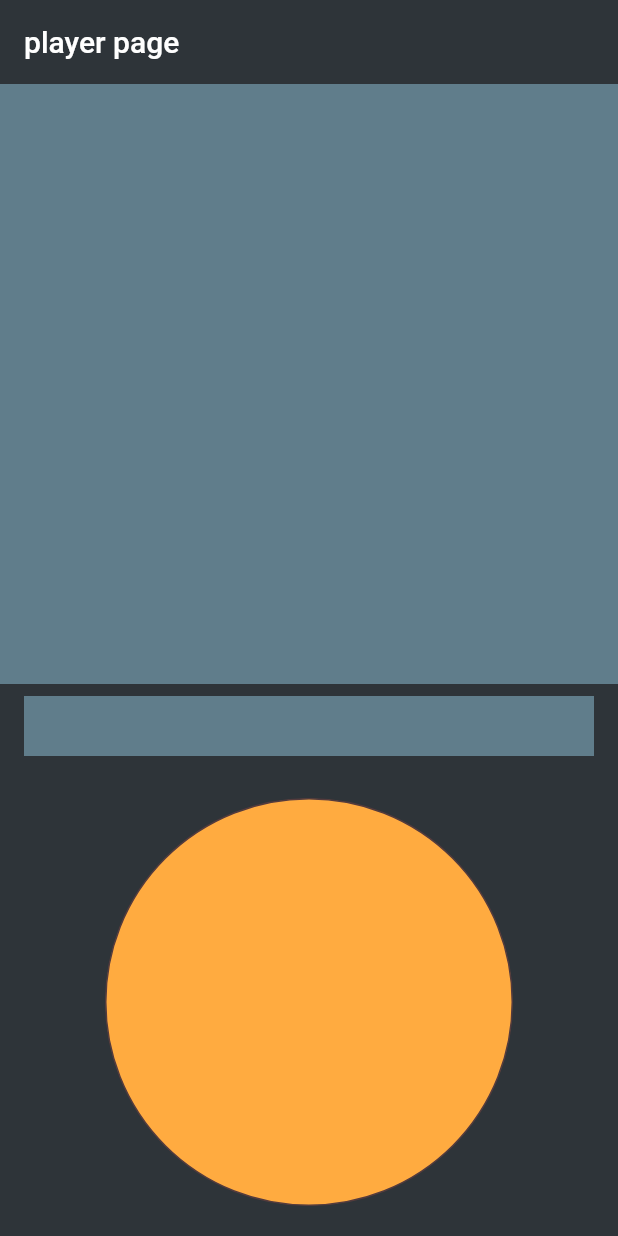
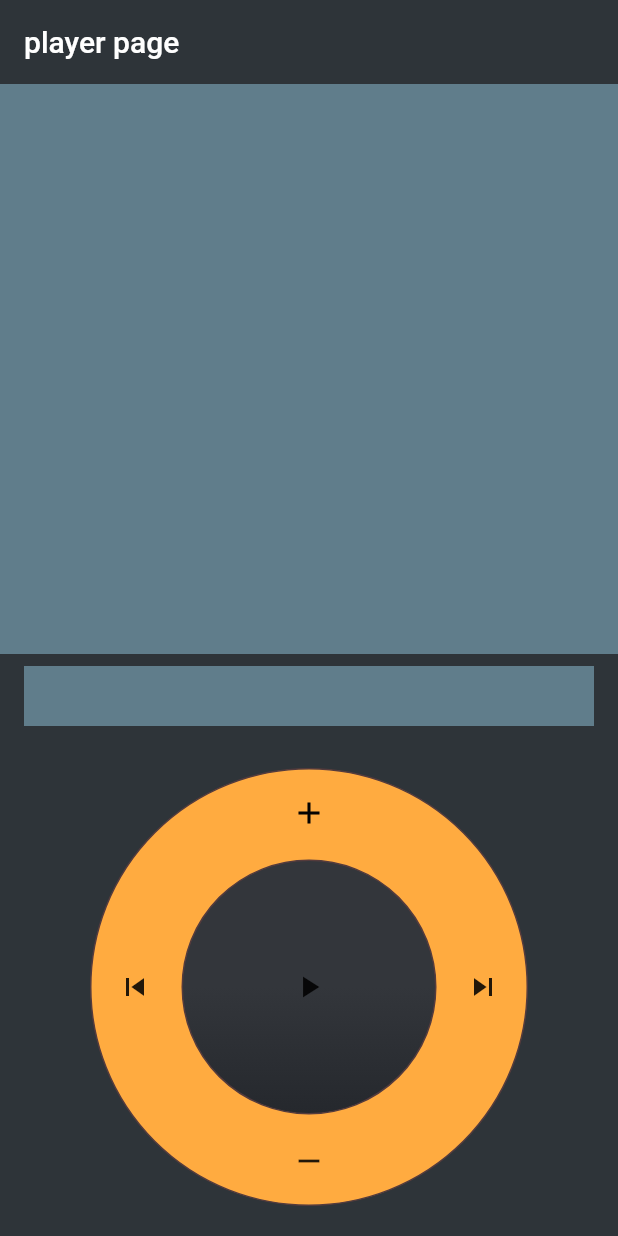
Before and after one commit to Torlinone/simple_player, a Flutter app: the PlayerPage screen opened directly, on a phone screen of 412 x 824 dp. Run offline on Flutter 3.47's test engine with Material 2 defaults, Android fonts, the phone set to English and light mode, and no system bars; our stand-ins replace audio_service; missing offline and left inert: flutter_audio_query; statements that could not run were skipped.

Commit message:
style:player ctrl style partly

```diff
--- a/lib/common/style/custom_theme.dart
+++ b/lib/common/style/custom_theme.dart
@@ -10,6 +10,7 @@ class CustomTheme {
     this.weightShadowBlur,
     this.lightShadowOffset,
     this.weightShadowOffset,
+    this.actionGradient,
   });
 
   Color lightShadowColor;
@@ -24,6 +25,8 @@ class CustomTheme {
   Offset lightShadowOffset;
   Offset weightShadowOffset;
 
+  Gradient actionGradient;
+
   // todo : all same to dark , will be set in v2.0
   factory CustomTheme.light() => CustomTheme(
         lightShadowColor: Color.fromARGB(255, 46, 42, 53),
@@ -32,6 +35,14 @@ class CustomTheme {
         lightBorderColor: Color.fromARGB(255, 31, 36, 42),
         lightShadowOffset: Offset.zero,
         weightShadowOffset: Offset.zero,
+        actionGradient: LinearGradient(
+          begin: Alignment(0.5, 0),
+          end: Alignment(0.5, 1),
+          colors: [
+            Color.fromARGB(255, 51, 54, 59),
+            Color.fromARGB(255, 37, 40, 45),
+          ],
+        ),
         lightShadowBlur: 3,
         weightShadowBlur: 3,
       );
@@ -43,6 +54,14 @@ class CustomTheme {
         lightBorderColor: Color.fromARGB(255, 31, 36, 42),
         lightShadowOffset: Offset.zero,
         weightShadowOffset: Offset.zero,
+        actionGradient: LinearGradient(
+          begin:Alignment.topCenter,
+          end:Alignment.bottomCenter,
+          colors: [
+            Color.fromARGB(255, 37, 40, 45),
+            Color.fromARGB(255, 51, 54, 59),
+          ],
+        ),
         lightShadowBlur: 3,
         weightShadowBlur: 3,
       );
--- a/lib/pages/player/player_page.dart
+++ b/lib/pages/player/player_page.dart
@@ -10,7 +10,6 @@ class PlayerPage extends StatefulWidget {
 
 class _PlayerPageState extends State<PlayerPage>
     with AutomaticKeepAliveClientMixin, WidgetsBindingObserver {
-
   // todo play front and background
   @override
   void initState() {
@@ -87,16 +86,88 @@ class PlayerController extends StatelessWidget {
   @override
   Widget build(BuildContext context) {
     return Container(
-      margin: const EdgeInsets.symmetric(horizontal: 70, vertical: 20),
+      margin: const EdgeInsets.symmetric(horizontal: 60, vertical: 20),
       child: AspectRatio(
         aspectRatio: 1,
-        child: Container(
-          decoration: BoxDecoration(
-              shape: BoxShape.circle,
-              color: Colors.orangeAccent,
-              border: Border.all(width: 1, color: CustomTheme.of(context).darkShadowColor)),
+        child: Stack(
+          children: <Widget>[
+            Container(
+              width: double.infinity,
+              height: double.infinity,
+              decoration: BoxDecoration(
+                shape: BoxShape.circle,
+                color: Colors.orangeAccent,
+                border: Border.all(width: 1, color: CustomTheme.of(context).darkShadowColor),
+              ),
+              child: Container(
+                margin: const EdgeInsets.all(60),
+                decoration: BoxDecoration(
+                  border: Border.all(width: 1, color: CustomTheme.of(context).darkShadowColor),
+                  gradient: CustomTheme.of(context).actionGradient,
+                  shape: BoxShape.circle,
+                ),
+                child: IconButton(
+                  icon: Icon(Icons.play_arrow),
+                  onPressed: () {},
+                ),
+              ),
+            ),
+            ActionBtn(
+              alignment: Alignment.topCenter,
+              icon: Icons.add,
+              onPressed: () {},
+            ),
+            ActionBtn(
+              alignment: Alignment.bottomCenter,
+              icon: Icons.remove,
+              onPressed: () {},
+            ),
+            ActionBtn(
+              alignment: Alignment.centerLeft,
+              icon: Icons.skip_previous,
+              onPressed: () {},
+            ),
+            ActionBtn(
+              alignment: Alignment.centerRight,
+              icon: Icons.skip_next,
+              onPressed: () {},
+            ),
+            ActionBtn(
+              alignment: Alignment.topCenter,
+              icon: Icons.add,
+              onPressed: () {},
+            ),
+          ],
         ),
       ),
     );
   }
 }
+
+class ActionBtn extends StatelessWidget {
+  ActionBtn({
+    Key key,
+    @required this.alignment,
+    @required this.onPressed,
+    @required this.icon,
+  }) : super(key: key);
+  final AlignmentGeometry alignment;
+  final VoidCallback onPressed;
+  final IconData icon;
+
+  @override
+  Widget build(BuildContext context) {
+    return Align(
+      alignment: alignment,
+      child: Container(
+        width: 60,
+        height: 60,
+        alignment: Alignment.center,
+        child: IconButton(
+          icon: Icon(icon),
+          onPressed: onPressed,
+        ),
+      ),
+    );
+  }
+}
```
